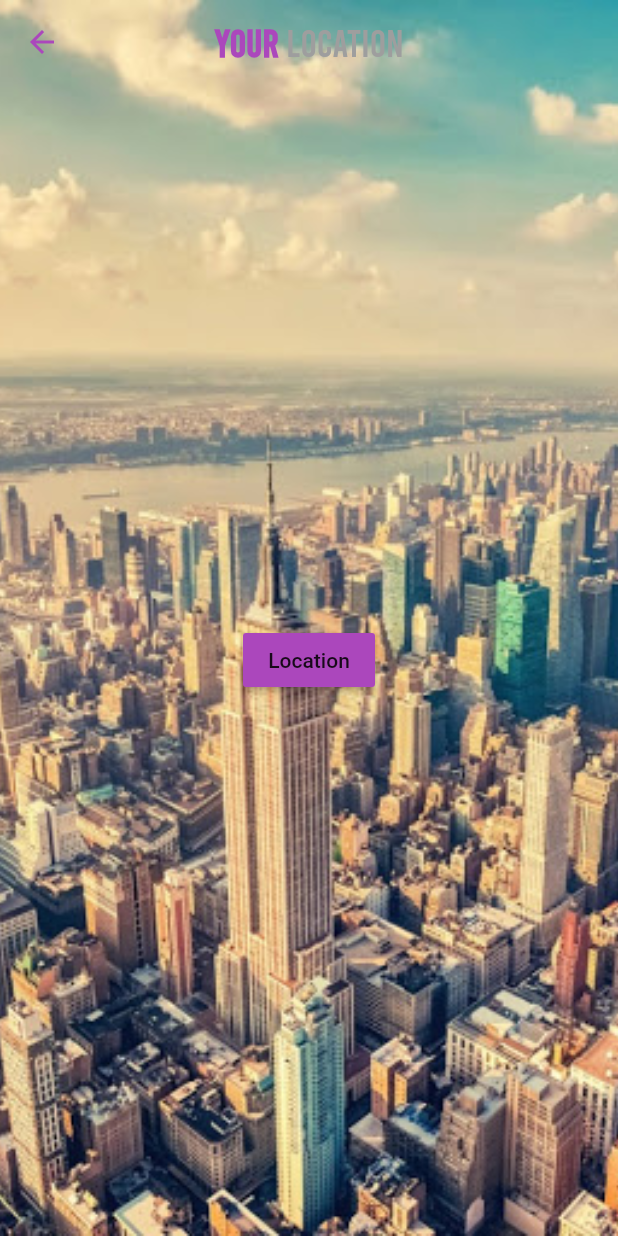
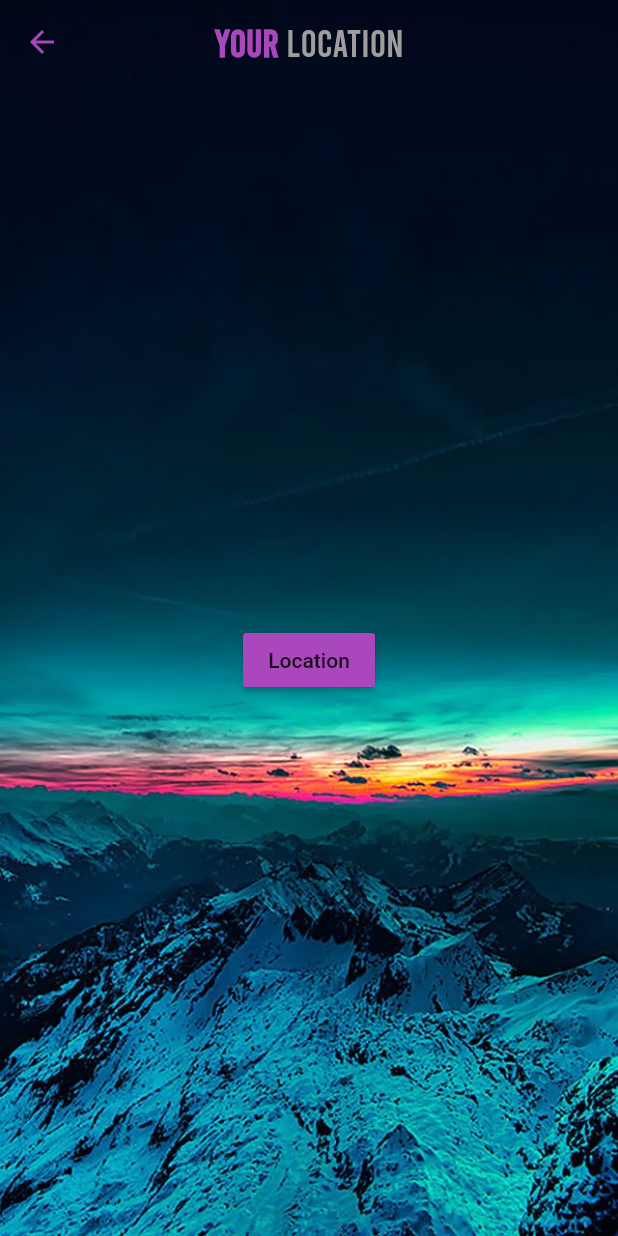
Before and after one commit to taufiqzaidong/GoWallpaper-Final, a Flutter app: the Profile screen opened directly, after a tap on "Location", on a phone screen of 412 x 824 dp. Run offline on Flutter 3.47's test engine with Material 2 defaults, Android fonts, the phone set to English and light mode, and no system bars; our stand-ins replace cloud_firestore, dio, firebase_auth, firebase_core, firebase_storage, flutter_cache_manager and 7 more; missing offline and left inert: flutter_statusbarcolor, wallpaper_manager; accounts and stored records are empty; network calls fail.

Commit message:
profile update

```diff
--- a/lib/screens/location.dart
+++ b/lib/screens/location.dart
@@ -25,7 +25,7 @@ class _LocationState extends State<Location> {
       home: Container(
         decoration: BoxDecoration(
             image: DecorationImage(
-                image: AssetImage('assets/city.png'), fit: BoxFit.cover)),
+                image: AssetImage('assets/wp2.png'), fit: BoxFit.cover)),
         child: Scaffold(
           backgroundColor: Colors.transparent,
           appBar: AppBar(
```
Also changed, not shown: assets/city.png (deleted), assets/wp.png (added), assets/wp2.png (added), assets/wp3.png (added).
